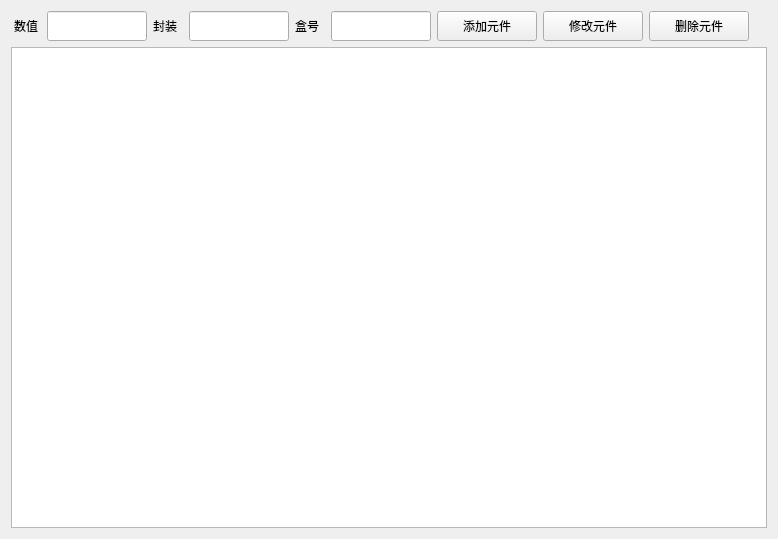
Before: the Qt Designer form forms/dialogmanager.ui in icetd/ToolBox, drawn with Qt 5.
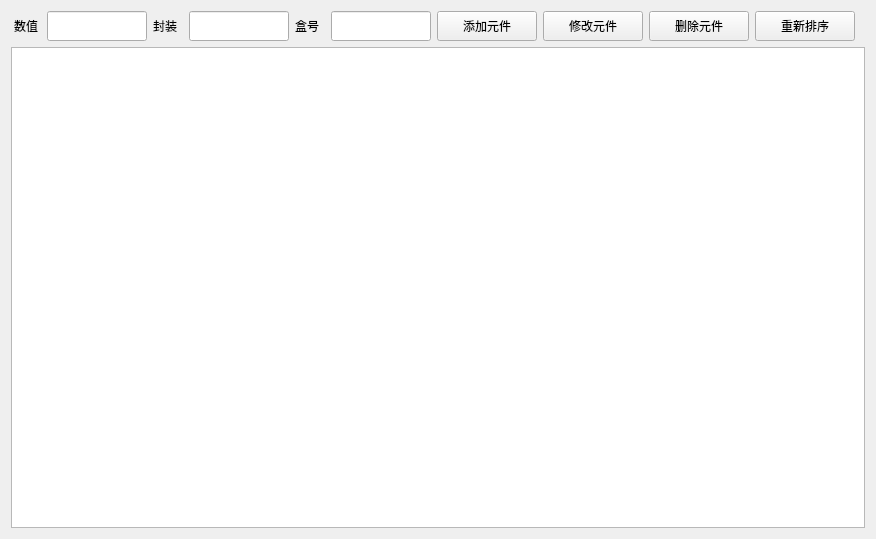
After: the same form once the commit is applied.

The edit to the form file:
```diff
--- a/forms/dialogmanager.ui
+++ b/forms/dialogmanager.ui
@@ -6,7 +6,7 @@
    <rect>
     <x>0</x>
     <y>0</y>
-    <width>778</width>
+    <width>876</width>
     <height>539</height>
    </rect>
   </property>
@@ -139,6 +139,19 @@
        </property>
       </widget>
      </item>
+     <item>
+      <widget class="QPushButton" name="btn_reorder">
+       <property name="minimumSize">
+        <size>
+         <width>100</width>
+         <height>30</height>
+        </size>
+       </property>
+       <property name="text">
+        <string>重新排序</string>
+       </property>
+      </widget>
+     </item>
      <item>
       <spacer name="horizontalSpacer">
        <property name="orientation">
```
